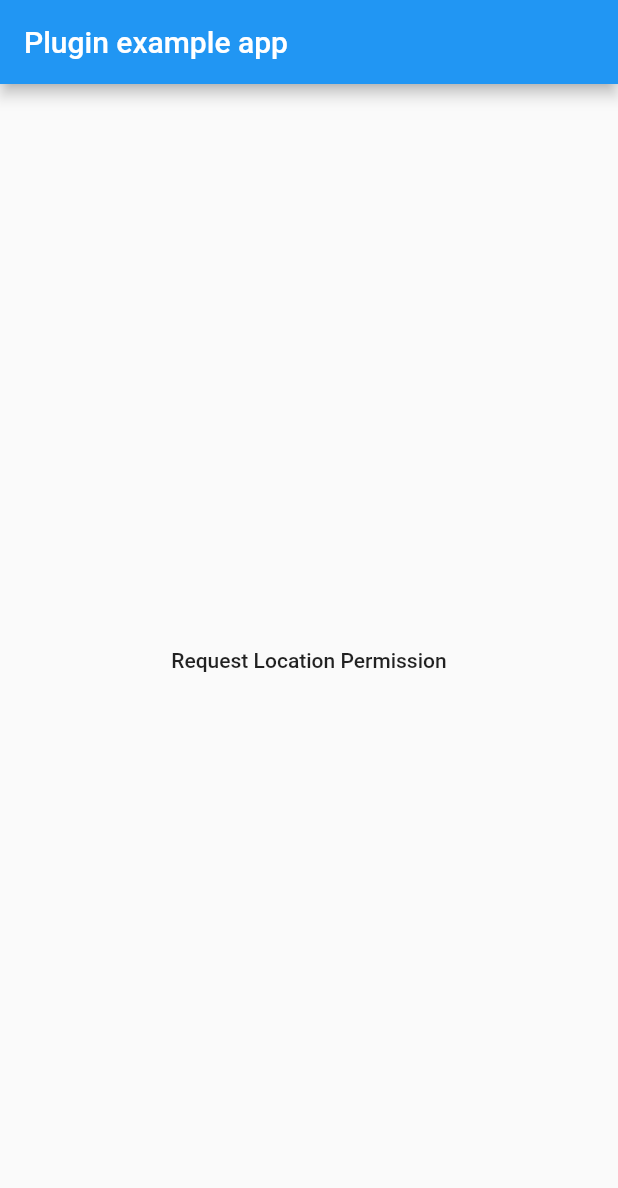
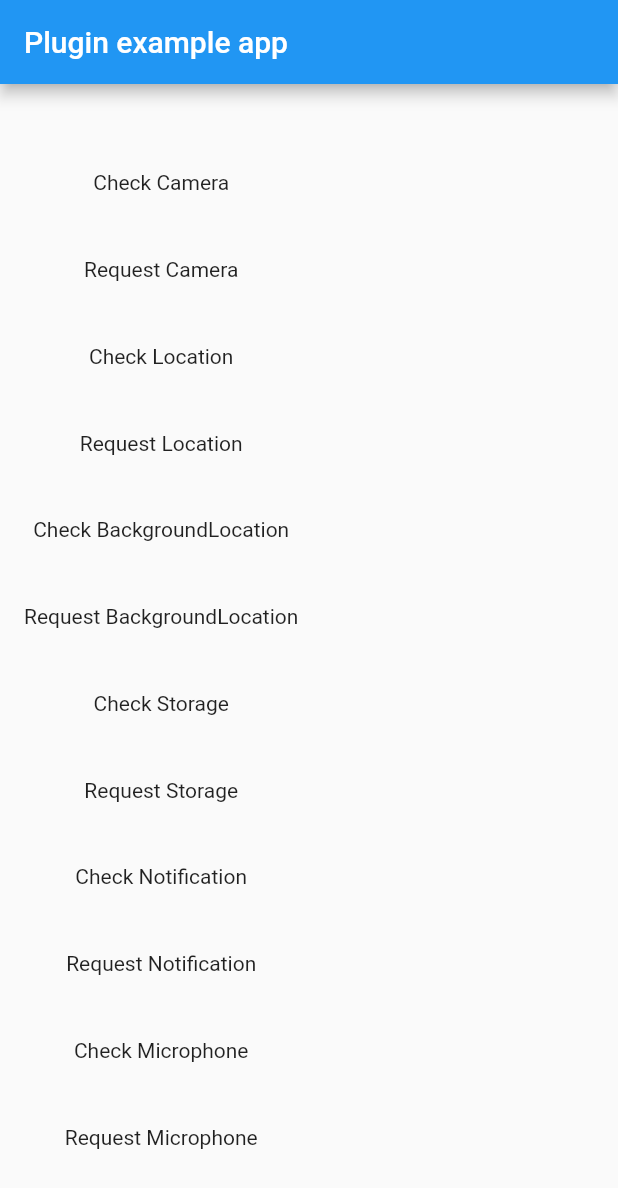
Before and after one commit to leovu/permission, a Flutter app: the screen it shows after launch, on a phone screen of 412 x 824 dp. Shown: the top 1188 px of the screen. Run offline on Flutter 3.47's test engine with Material 2 defaults, Android fonts, the phone set to English and light mode, and no system bars.

Commit message:
Update main.dart

```diff
--- a/example/lib/main.dart
+++ b/example/lib/main.dart
@@ -1,5 +1,3 @@
-import 'dart:io';
-
 import 'package:flutter/material.dart';
 
 import 'package:permission/permission.dart';
@@ -16,7 +14,6 @@ class MyApp extends StatefulWidget {
 }
 
 class _MyAppState extends State<MyApp> {
-
   @override
   void initState() {
     super.initState();
@@ -37,9 +34,6 @@ class HomeScreen extends StatefulWidget {
 }
 
 class HomeScreenState extends State<HomeScreen> {
-
-  bool _isAllow = false;
-
   @override
   void initState() {
     // TODO: implement initState
@@ -52,129 +46,80 @@ class HomeScreenState extends State<HomeScreen> {
     super.dispose();
   }
 
+  Widget _buildItem(String text, GestureTapCallback onTap) {
+    return InkWell(
+      child: Text(
+        text,
+        textAlign: TextAlign.center,
+      ),
+      onTap: onTap,
+    );
+  }
+
   @override
   Widget build(BuildContext context) {
     return Scaffold(
       appBar: AppBar(
         title: const Text('Plugin example app'),
       ),
-      body: Center(
-          child: _isAllow?Text("Allowed Location Permission"):MaterialButton(
-              child: Text(
-                  "Request Location Permission"
-              ),
-              onPressed: () async {
-                await PermissionRequest.request(PermissionRequestType.CAMERA, (){});
-                await _checkLocationPermission();
-                // _openSetting();
-                // _checkLocationPermission();
-                // _isAllow = await PermissionRequest.request(PermissionRequestType.LOCATION, (){
-                //   showDialog(
-                //       context: context,
-                //       builder: (_){
-                //         return AlertDialog(
-                //           title: Text("Allowed to access"),
-                //           content: Text("Select Settings to App Information, select (Permissions), enable access and re-enter this screen to use Storage"),
-                //           actions: [
-                //             TextButton(
-                //                 child: Text("Allow"),
-                //                 onPressed: (){
-                //                   Navigator.of(context).pop();
-                //                   PermissionRequest.openSetting();
-                //                 }
-                //             )
-                //           ],
-                //         );
-                //       }
-                //   );
-                // });
-                // setState(() {});
-              }
-          )
+      body: Padding(
+        padding: EdgeInsets.all(16),
+        child: Column(
+          mainAxisAlignment: MainAxisAlignment.spaceEvenly,
+          children: [
+            _buildItem(
+                "Check Camera", () => _check(PermissionRequestType.CAMERA)),
+            _buildItem(
+                "Request Camera", () => _request(PermissionRequestType.CAMERA)),
+            _buildItem(
+                "Check Location", () => _check(PermissionRequestType.LOCATION)),
+            _buildItem("Request Location",
+                () => _request(PermissionRequestType.LOCATION)),
+            _buildItem("Check BackgroundLocation",
+                () => _check(PermissionRequestType.BACKGROUND_LOCATION)),
+            _buildItem("Request BackgroundLocation",
+                () => _request(PermissionRequestType.BACKGROUND_LOCATION)),
+            _buildItem(
+                "Check Storage", () => _check(PermissionRequestType.STORAGE)),
+            _buildItem("Request Storage",
+                () => _request(PermissionRequestType.STORAGE)),
+            _buildItem("Check Notification",
+                () => _check(PermissionRequestType.NOTIFICATION)),
+            _buildItem("Request Notification",
+                () => _request(PermissionRequestType.NOTIFICATION)),
+            _buildItem("Check Microphone",
+                () => _check(PermissionRequestType.MICROPHONE)),
+            _buildItem("Request Microphone",
+                () => _request(PermissionRequestType.MICROPHONE)),
+          ],
+        ),
       ),
     );
   }
 
-  void _openSetting() {
+  _check(PermissionRequestType type) async {
+    print("Check: $type");
+    bool event = await CustomPermissionRequest.check(type);
+    print("Check Value: $event");
     CustomNavigator.showCustomAlertDialog(
-      context, "Xin quyền",
-      title: "Vị trí",
-      enableCancelButton: true,
-      textSubmitted: "Ok",
-      onSubmitted: () {
-        CustomNavigator.pop(context);
-        // PermissionRequest.openSetting();
-      },
+      context,
+      event ? "Allowed" : "Dinied",
     );
   }
 
-
-  Future<bool> _checkBackgroundLocationPermission() async {
-    if (Platform.isAndroid) {
-      return CustomPermissionRequest.check(
-          PermissionRequestType.BACKGROUND_LOCATION);
-    } else {
-      return CustomPermissionRequest.check(PermissionRequestType.LOCATION,
-          checkAlways: true);
-    }
+  _request(PermissionRequestType type) async {
+    print("Request: $type");
+    bool event = await CustomPermissionRequest.request(context, type,
+        onDontAskAgain: () {
+      CustomNavigator.showCustomAlertDialog(
+        context,
+        "onDontAskAgain",
+      );
+    });
+    print("Request Value: $event");
+    CustomNavigator.showCustomAlertDialog(
+      context,
+      event ? "Allowed" : "Dinied",
+    );
   }
-
-  _checkLocationPermission() async {
-    bool value = await CustomPermissionRequest.check(
-      PermissionRequestType.LOCATION,
-    );
-
-    if (value) {
-      value = await _checkBackgroundLocationPermission();
-
-      if (!value) {
-        await CustomNavigator.showCustomAlertDialog(
-            context, "back ground request",
-            textSubmitted: "ok",
-            cancelable: false,
-            onSubmitted: () => CustomNavigator.pop(context, object: true));
-
-        _requestBackgroundLocationPermission();
-      } else {
-        init();
-      }
-    } else {
-      await CustomNavigator.showCustomAlertDialog(
-          context, "back ground request",
-          textSubmitted: "ok",
-          cancelable: false,
-          onSubmitted: () => CustomNavigator.pop(context, object: true));
-
-      await CustomPermissionRequest.request(
-          context, PermissionRequestType.LOCATION, onDontAskAgain: () {
-        // PermissionRequest.openSetting();
-      });
-
-      _checkLocationPermission();
-    }
-  }
-
-
-
-  Future<void> init() async {
-    print("heelolllloooo");
-  }
-
-
-  _requestBackgroundLocationPermission() async {
-    if (Platform.isAndroid) {
-      bool value = await CustomPermissionRequest.request(
-          context, PermissionRequestType.BACKGROUND_LOCATION,
-          onDontAskAgain: () => (){});
-      if (!value) {
-        _checkLocationPermission();
-      }
-    } else {
-      // PermissionRequest.openSetting();
-      _checkLocationPermission();
-    }
-  }
-
-
-
 }
```
